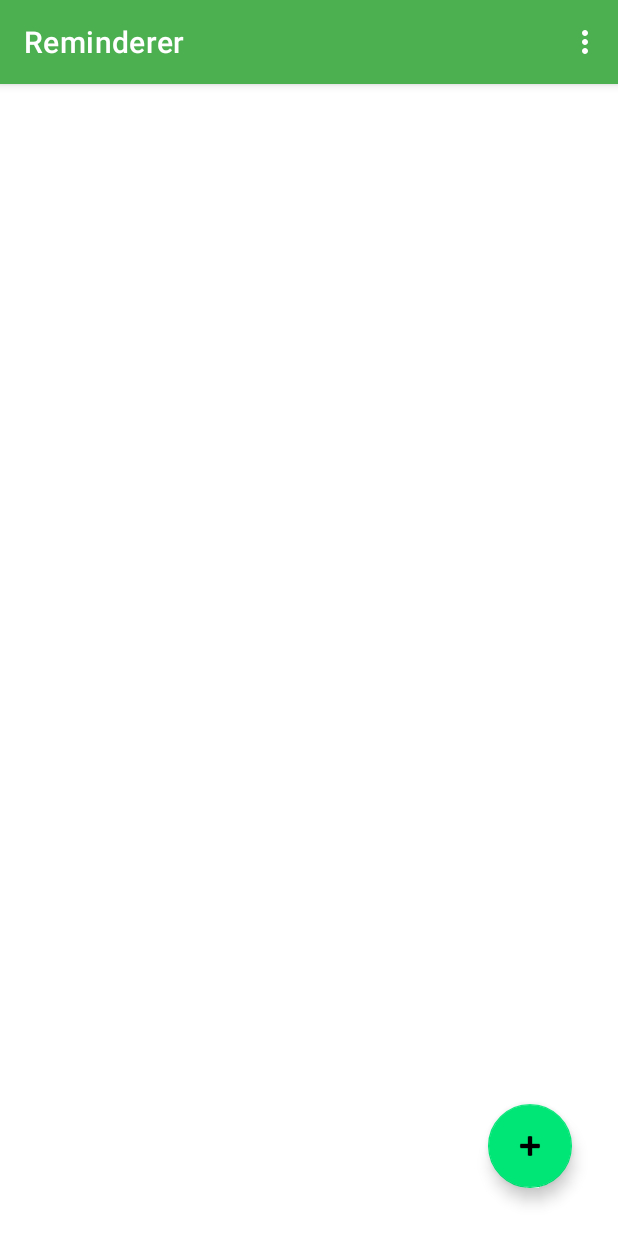
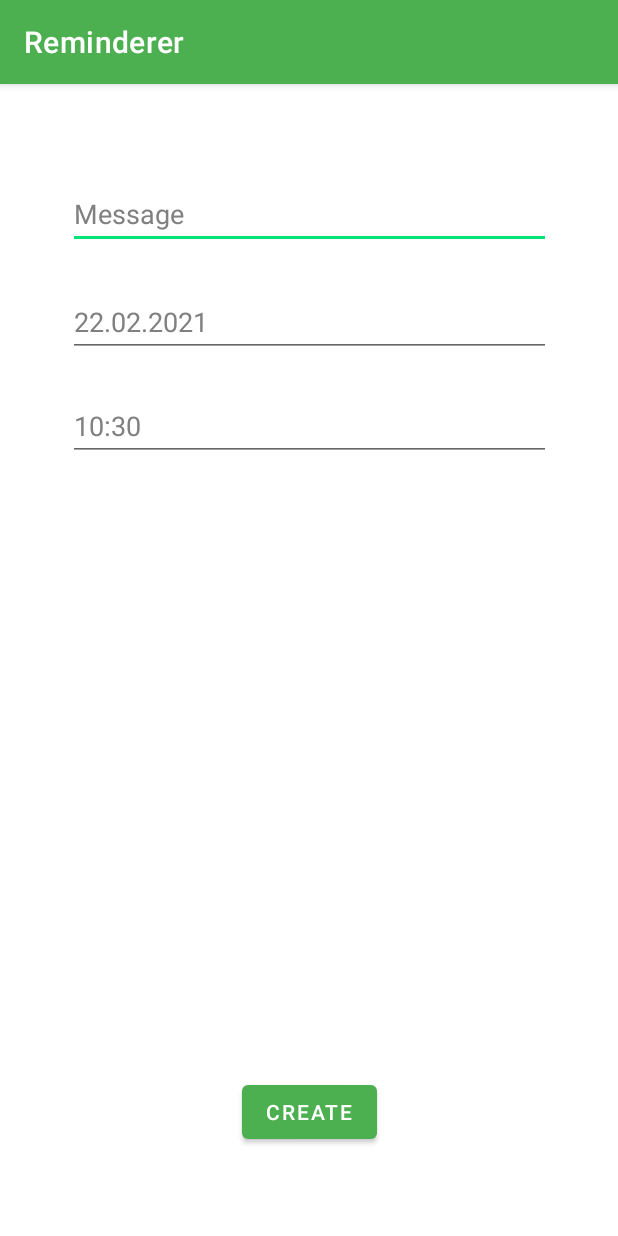
Before and after one commit to mrmmathias/Reminderer, an Android app: the MainFragment screen opened directly, with no data from a screen before it, after a tap on an icon or button, on a phone screen of 412 x 824 dp. Run offline under Robolectric (Android 15) with nearby library versions, the phone set to English and light mode, and no system bars; our stand-ins replace Room's generated code; 1 statement that could not run was skipped.

Commit message:
Adding and editing reminders

```diff
--- a/app/src/main/java/com/roimaa/reminderer/MainFragment.java
+++ b/app/src/main/java/com/roimaa/reminderer/MainFragment.java
@@ -1,5 +1,6 @@
 package com.roimaa.reminderer;
 
+import android.content.Intent;
 import android.os.AsyncTask;
 import android.os.Bundle;
 import android.util.Log;
@@ -16,7 +17,6 @@ import androidx.recyclerview.widget.RecyclerView;
 import com.google.android.material.floatingactionbutton.FloatingActionButton;
 import com.roimaa.reminderer.DB.Reminder;
 
-import java.util.Date;
 import java.util.List;
 
 
@@ -42,21 +42,22 @@ public class MainFragment extends Fragment implements RedminderDeleteCb {
         fab.setOnClickListener(new View.OnClickListener() {
             @Override
             public void onClick(View view) {
-                // TODO: Launch create reminder
-                Reminder tempReminder = new Reminder();
-                tempReminder.setUserId(1);
-                tempReminder.setMessage("Temp Reminder");
-                tempReminder.setReminderTime(new Date());
-                DBHelper.getInstance(getContext()).addReminder(tempReminder);
-                update();
+                Intent intent = new Intent(getContext(), AddReminder.class);
+                getContext().startActivity(intent);
             }
         });
 
         update();
     }
 
+    @Override
+    public void onResume() {
+        super.onResume();
+        update();
+    }
+
     public void update() {
-        Log.d(TAG, "update()");
+        Log.w(TAG, "update()");
         getReminders(PrefUtils.getString(getContext(), PrefUtils.LOGGED_USER));
     }
 
--- /dev/null
+++ b/app/src/main/res/layout/activity_add_reminder.xml
@@ -0,0 +1,68 @@
+<?xml version="1.0" encoding="utf-8"?>
+<androidx.constraintlayout.widget.ConstraintLayout xmlns:android="http://schemas.android.com/apk/res/android"
+    xmlns:app="http://schemas.android.com/apk/res-auto"
+    xmlns:tools="http://schemas.android.com/tools"
+    android:layout_width="match_parent"
+    android:layout_height="match_parent"
+    tools:context=".AddReminder">
+
+    <EditText
+        android:id="@+id/editMessage"
+        android:layout_width="322dp"
+        android:layout_height="46dp"
+        android:ems="10"
+        android:inputType="textNoSuggestions"
+        android:hint="@string/message"
+        android:textColorHint="@color/hint"
+        app:layout_constraintBottom_toBottomOf="parent"
+        app:layout_constraintEnd_toEndOf="parent"
+        app:layout_constraintHorizontal_bias="0.5"
+        app:layout_constraintStart_toStartOf="parent"
+        app:layout_constraintTop_toTopOf="parent"
+        app:layout_constraintVertical_bias="0.089" />
+
+    <EditText
+        android:id="@+id/editTextDate"
+        android:layout_width="322dp"
+        android:layout_height="46dp"
+        android:ems="10"
+        android:inputType="none|textNoSuggestions"
+        android:focusable="false"
+        android:importantForAutofill="no"
+        android:longClickable="false"
+        android:textColorHint="@color/hint"
+        app:layout_constraintBottom_toBottomOf="parent"
+        app:layout_constraintEnd_toEndOf="parent"
+        app:layout_constraintStart_toStartOf="parent"
+        app:layout_constraintTop_toBottomOf="@+id/editMessage"
+        app:layout_constraintVertical_bias="0.043" />
+
+    <EditText
+        android:id="@+id/editTextTime"
+        android:layout_width="322dp"
+        android:layout_height="46dp"
+        android:ems="10"
+        android:inputType="none|textNoSuggestions"
+        android:focusable="false"
+        android:importantForAutofill="no"
+        android:longClickable="false"
+        android:textColorHint="@color/hint"
+        app:layout_constraintBottom_toBottomOf="parent"
+        app:layout_constraintEnd_toEndOf="parent"
+        app:layout_constraintHorizontal_bias="0.5"
+        app:layout_constraintStart_toStartOf="parent"
+        app:layout_constraintTop_toBottomOf="@+id/editTextDate"
+        app:layout_constraintVertical_bias="0.043" />
+
+    <Button
+        android:id="@+id/button"
+        android:layout_width="wrap_content"
+        android:layout_height="wrap_content"
+        android:text="@string/create"
+        app:layout_constraintBottom_toBottomOf="parent"
+        app:layout_constraintEnd_toEndOf="parent"
+        app:layout_constraintStart_toStartOf="parent"
+        app:layout_constraintTop_toBottomOf="@+id/editTextTime"
+        app:layout_constraintVertical_bias="0.875" />
+
+</androidx.constraintlayout.widget.ConstraintLayout>
--- a/app/src/main/res/values/colors.xml
+++ b/app/src/main/res/values/colors.xml
@@ -10,4 +10,5 @@
     <color name="red">#ef0f22</color>
     <color name="main_green">#4CAF50</color>
     <color name="second_green">#2E7D32</color>
+    <color name="hint">#808080</color>
 </resources>
--- a/app/src/main/res/values/strings.xml
+++ b/app/src/main/res/values/strings.xml
@@ -19,4 +19,8 @@
     <string name="cancel">Cancel</string>
     <string name="no_items">No reminders yet :(</string>
     <string name="wrong_password">Wrong username or password</string>
+    <string name="create">Create</string>
+    <string name="message">Message</string>
+    <string name="save">Save</string>
+    <string name="reminder_not_valid">Reminder not valid!</string>
 </resources>
```
Also changed, not shown: app/src/main/AndroidManifest.xml (+5 -6 lines), app/src/main/java/com/roimaa/reminderer/AddReminder.java (added, +185 -0 lines), app/src/main/java/com/roimaa/reminderer/DBHelper.java (+20 -1 lines), app/src/main/java/com/roimaa/reminderer/DatePicker.java (added, +63 -0 lines), app/src/main/java/com/roimaa/reminderer/ReminderAdapter.java (+7 -1 lines), app/src/main/java/com/roimaa/reminderer/TimePicker.java (added, +63 -0 lines).
